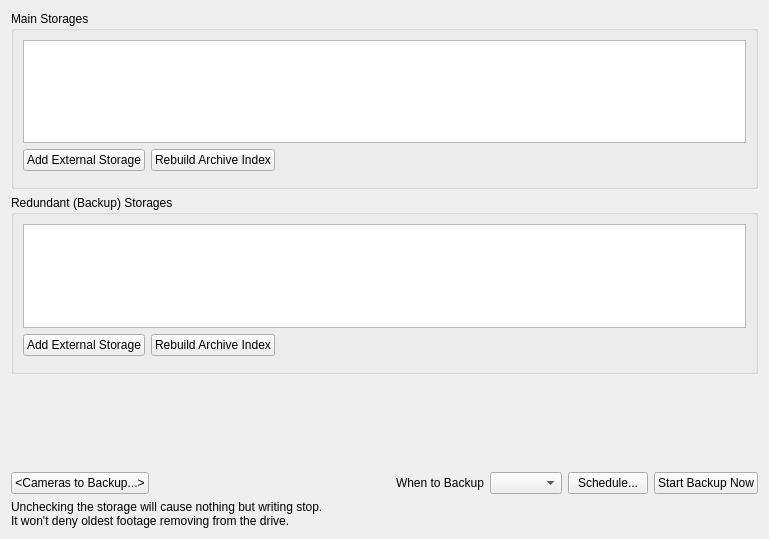
Above: client/src/ui/widgets/properties/storage_config_widget.ui from networkoptix/nx_open before the change. Below: the same form after it.
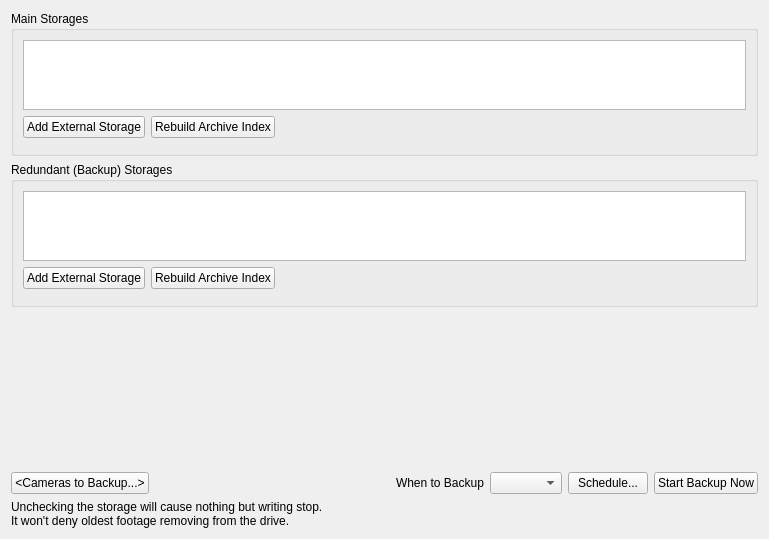
That is the form after the change. Custom widgets are drawn as their Qt base class.

Commit message:
VMS-1345/VMS-1318: Storage doesn't appear if it was removed and added again / Storage management dialog - place for backup storages
<==== Mercurial data ====>
Branch: dev_2.5.0_gui

The edit to the form file:
```diff
--- a/client/src/ui/widgets/properties/storage_config_widget.ui
+++ b/client/src/ui/widgets/properties/storage_config_widget.ui
@@ -180,7 +180,7 @@
          <property name="sizeHint" stdset="0">
           <size>
            <width>20</width>
-           <height>47</height>
+           <height>1000</height>
           </size>
          </property>
         </spacer>
```
The commit also changes 1 other file.
